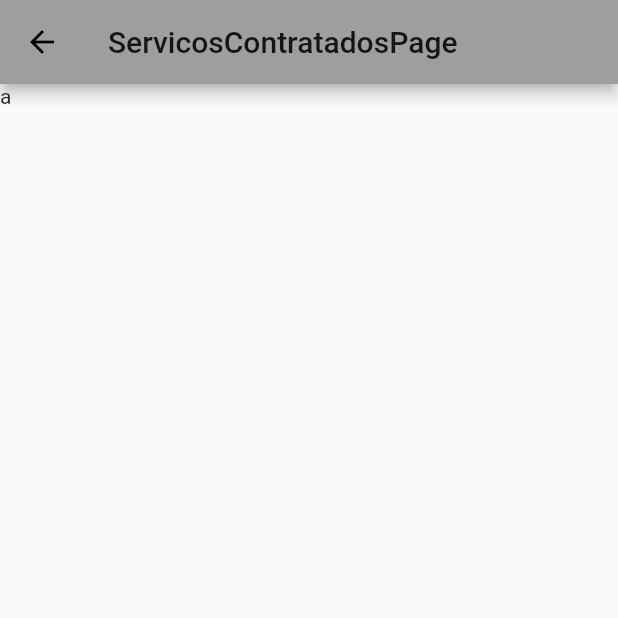
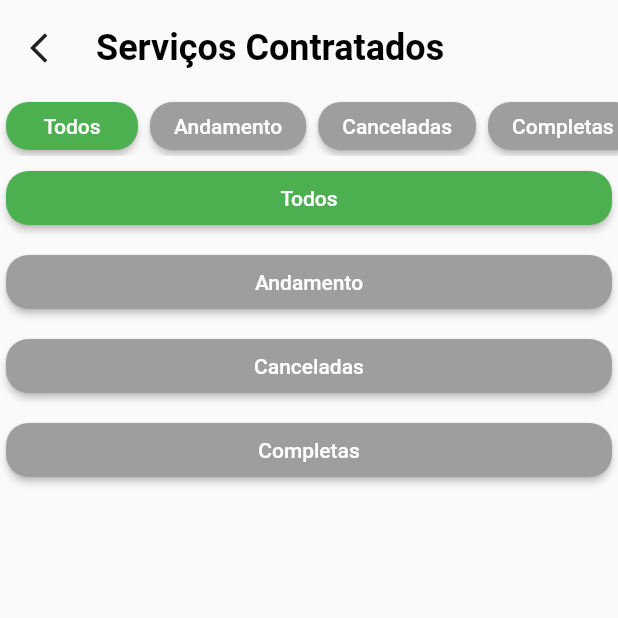
Before and after one commit to kauemurakami/connect, a Flutter app: the ServicosContratadosPage screen opened by its route, on a phone screen of 412 x 824 dp, the top half of it. Run offline on Flutter 3.47's test engine with Material 2 defaults, Android fonts, the phone set to English and light mode, and no system bars; our stand-ins replace get; missing offline and left inert: credit_card_detector.

Commit message:
servicos contratados

```diff
--- a/lib/app/data/model/servico_model.dart
+++ b/lib/app/data/model/servico_model.dart
@@ -1,21 +1,30 @@
+
+import 'package:connect/app/data/model/categoria_model.dart';
 
 class ServicoModel {
 
   String nome;
   int id;
+  String status;
+  String data;
+  CategoriaModel categoria;
 
-  ServicoModel({this.id, this.nome});
-
-
+  ServicoModel({this.id, this.nome, this.categoria, this.data, this.status });
 
   ServicoModel.fromJson(Map<String, dynamic> json){
       this.id = json['id'];
       this.nome = json['nome'];
+      this.data = json['data'];
+      this.categoria = json['categoria'];
+      this.status = json['status'];
   }
 
   Map<String, dynamic> toJson(){
     final Map<String, dynamic> data = new Map<String, dynamic>();
     data['nome'] = this.nome;
+    data['categoria'] = this.categoria;
+    data['status'] = this.status;
+    data['data'] = this.data;
     return data;
   }
 }
--- a/lib/app/modules/empresa/servicos_contratados/servicos_contratado_controller.dart
+++ b/lib/app/modules/empresa/servicos_contratados/servicos_contratado_controller.dart
@@ -1,3 +1,4 @@
+import 'package:connect/app/data/model/servico_model.dart';
 import 'package:connect/app/data/repository/servico_repository.dart';
 import 'package:get/get.dart';
 import 'package:meta/meta.dart';
@@ -7,7 +8,18 @@ class ServicosContratadosController extends GetxController {
   final ServicoRepository repository;
   ServicosContratadosController({@required this.repository}) : assert(repository != null);
 
-  final _obj = ''.obs;
-  set obj(value) => this._obj.value = value;
-  get obj => this._obj.value;
+  final _selectedItem = 0.obs;
+  get selectedItem => this._selectedItem.value;
+  set selectedItem(value) => this._selectedItem.value = value;
+
+ final _filtros = ['Todos', 'Andamento', 'Canceladas', 'Completas'].obs;
+  get filtros => this._filtros.value;
+  set filtros(value) => this._filtros.value = value;
+
+ final _servicosContratados = [ServicoModel(nome:'Jardinagem'), ServicoModel(nome:'Lavanderia'), ServicoModel(nome:'Limpeza de veiculos pesados')].obs;
+  get servicosContratados => this._servicosContratados.value;
+  set servicosContratados(value) => this._servicosContratados.value = value;
+
+void selectItem(index) =>
+      this._selectedItem != index ? selectedItem = index : null;
 }
--- a/lib/app/modules/empresa/servicos_contratados/servicos_contratados_page.dart
+++ b/lib/app/modules/empresa/servicos_contratados/servicos_contratados_page.dart
@@ -1,21 +1,80 @@
 import 'package:connect/app/data/provider/app_provider.dart';
 import 'package:connect/app/data/repository/servico_repository.dart';
+import 'package:connect/app/modules/empresa/servicos_contratados/servicos_contratado_controller.dart';
+import 'package:connect/app/modules/empresa/servicos_contratados/widgets/card_servico_contratado_widget.dart';
+import 'package:connect/app/theme/app_text_theme.dart';
+import 'package:connect/app/widgets/custom_iconbuttonback_widget.dart';
+import 'package:connect/app/widgets/custom_smallbutton_widget.dart';
 import 'package:flutter/material.dart';
+import 'package:get/get.dart';
 import 'package:http/http.dart' as http;
 
 class ServicosContratadosPage extends StatelessWidget {
-
 //repository injection
-final ServicoRepository repository = ServicoRepository(apiClient: ApiClient(httpClient: http.Client()));
+  final ServicoRepository repository =
+      ServicoRepository(apiClient: ApiClient(httpClient: http.Client()));
 
   @override
   Widget build(BuildContext context) {
-
     return Scaffold(
-    appBar: AppBar(title: Text('ServicosContratadosPage')),
-
-    body: Container(
-      child: Text('a')),
+      body: SafeArea(
+        child: Column(children: [
+          Row(
+            children: [
+              IconButtonBackWidget(),
+              Text(
+                'Serviços Contratados',
+                style: subtitulo,
+              )
+            ],
+          ),
+          GetX<ServicosContratadosController>(
+            init: ServicosContratadosController(repository: repository),
+            builder: (_) {
+              return Container(
+                  height: 40,
+                  child: ListView.builder(
+                    scrollDirection: Axis.horizontal,
+                    itemBuilder: (context, index) {
+                      return Padding(
+                        padding: const EdgeInsets.all(4.0),
+                        child: Obx(() => CustomSmallButtonWidget(
+                              text: _.filtros[index],
+                              index: index,
+                              item: _.selectedItem,
+                              callback: () => _.selectItem(index),
+                            )),
+                      );
+                    },
+                    itemCount: _.filtros.length,
+                  ));
+            },
+          ),
+          GetX<ServicosContratadosController>(
+            init: ServicosContratadosController(repository: repository),
+            builder: (_) {
+              return Flexible(
+                child: Container(
+                    child: ListView.builder(
+                      scrollDirection: Axis.vertical,
+                      itemBuilder: (context, index) {
+                        return Padding(
+                          padding: const EdgeInsets.all(4.0),
+                          child: Obx(() => CustomSmallButtonWidget(
+                                text: _.filtros[index],
+                                index: index,
+                                item: _.selectedItem,
+                                callback: () => _.selectItem(index),
+                              )),
+                        );
+                      },
+                      itemCount: _.filtros.length,
+                    )),
+              );
+            },
+          ),
+        ]),
+      ),
     );
   }
 }
```
Also changed, not shown: lib/app/data/model/categoria_model.dart (added, +18 -0 lines), lib/app/modules/empresa/servicos_contratados/widgets/card_servico_contratado_widget.dart (added, +32 -0 lines).
